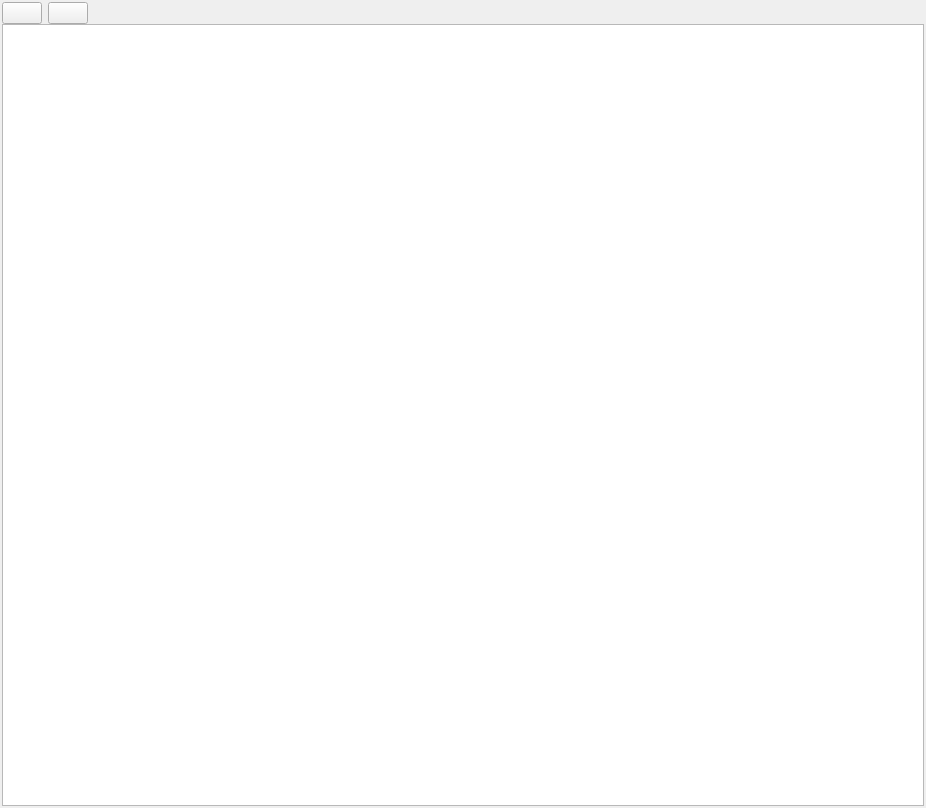
Before: the Qt Designer form manager/src/ReportsWidget.ui in porkmarks/sense, drawn with Qt 5.
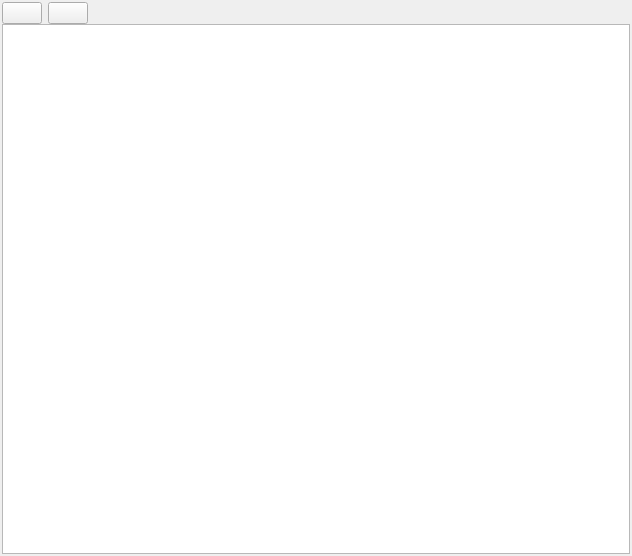
After: the same form once the commit is applied. Icons and pictures are not drawn.

What changed in the file:
```diff
--- a/manager/src/ReportsWidget.ui
+++ b/manager/src/ReportsWidget.ui
@@ -6,8 +6,8 @@
    <rect>
     <x>0</x>
     <y>0</y>
-    <width>926</width>
-    <height>808</height>
+    <width>632</width>
+    <height>556</height>
    </rect>
   </property>
   <property name="windowTitle">
```
